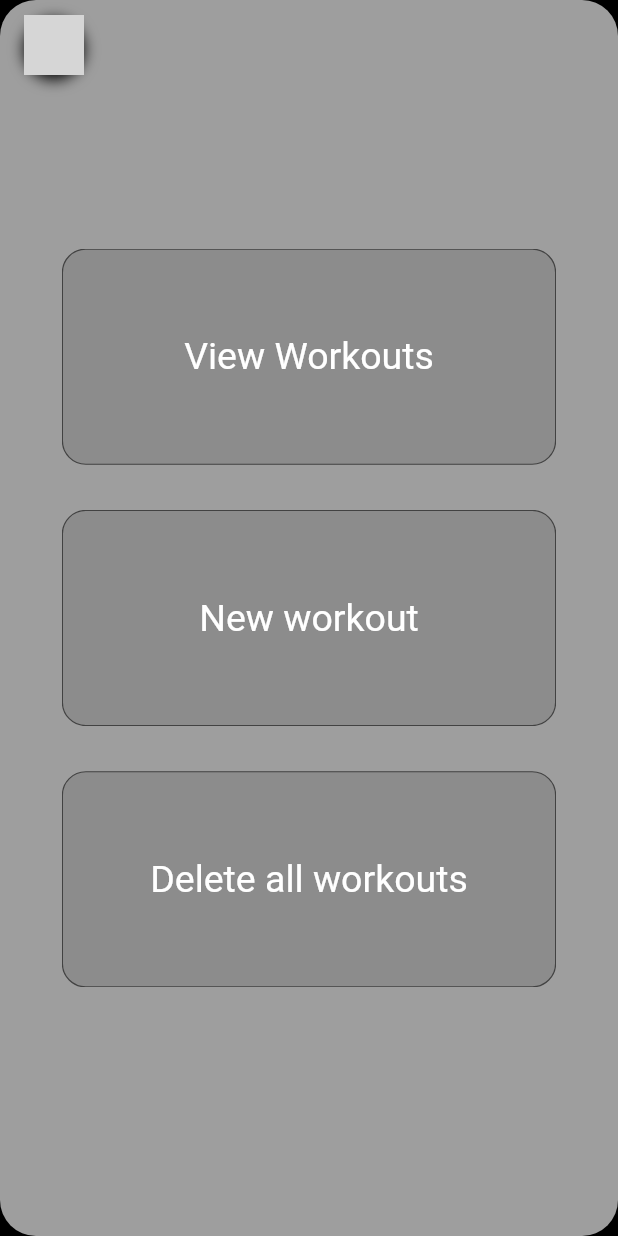
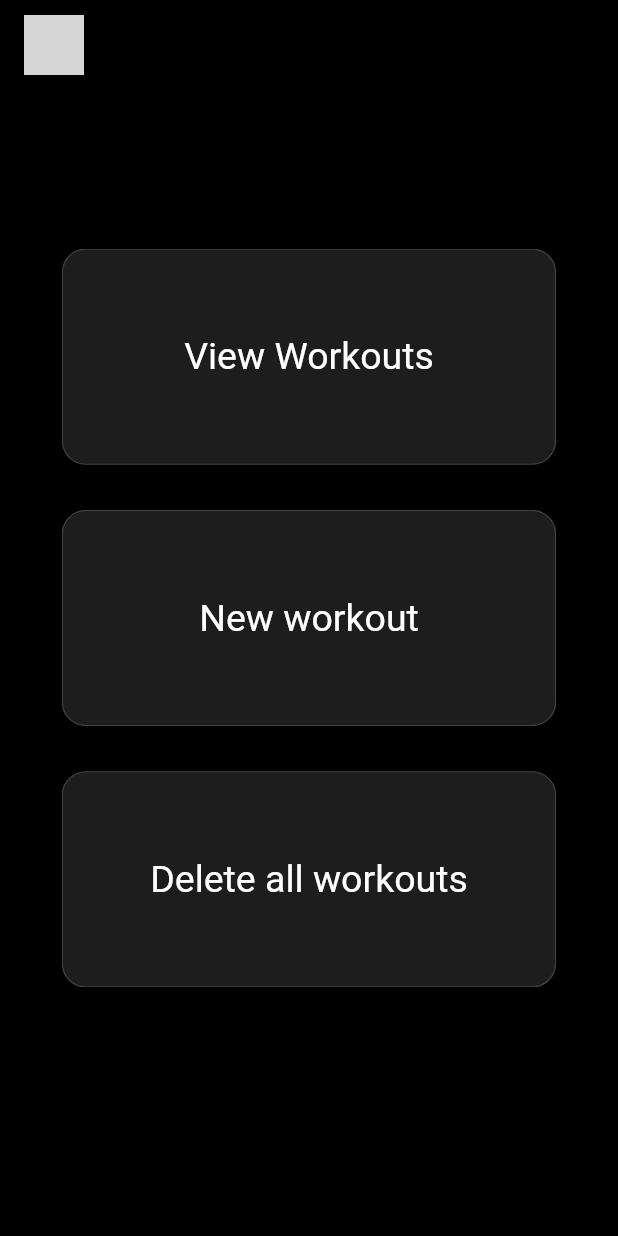
Before and after one commit to aevinj/Overload, a Flutter app: the screen it shows after launch, on a phone screen of 412 x 824 dp. Run offline on Flutter 3.47's test engine with Material 2 defaults, Android fonts, the phone set to English and light mode, and no system bars; drawn by our look-alikes of rive; our stand-ins replace hive, hive_flutter; accounts and stored records are empty; grey boxes are pictures that could not be loaded.

Commit message:
remove scaffold from entry point

```diff
--- a/lib/pages/entry_point.dart
+++ b/lib/pages/entry_point.dart
@@ -90,11 +90,7 @@ class _HomepageState extends State<Homepage>
                 scale: scaleAnimation.value,
                 child: ClipRRect(
                   borderRadius: const BorderRadius.all(Radius.circular(24)),
-                  child: Scaffold(
-                    backgroundColor: Colors.grey,
-                    //TODO instead of changing pages, how about extracting the code below into a new widget and then use ? to switch between views depending on what the screen should display
-                    body: showSettingsPage ? Center(child: Text("Settings page", style: Font(),)) : HomeView(boxManager: boxManager),
-                  ),
+                  child: showSettingsPage ? Center(child: Text("Settings page", style: Font(),)) : HomeView(boxManager: boxManager),
                 ),
               ),
             ),
```
